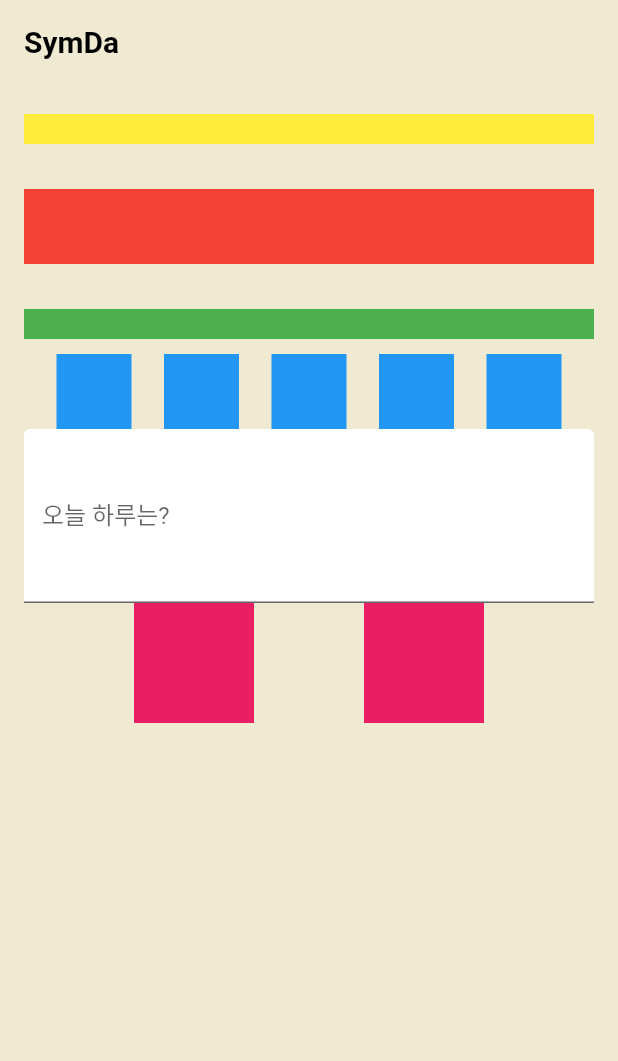
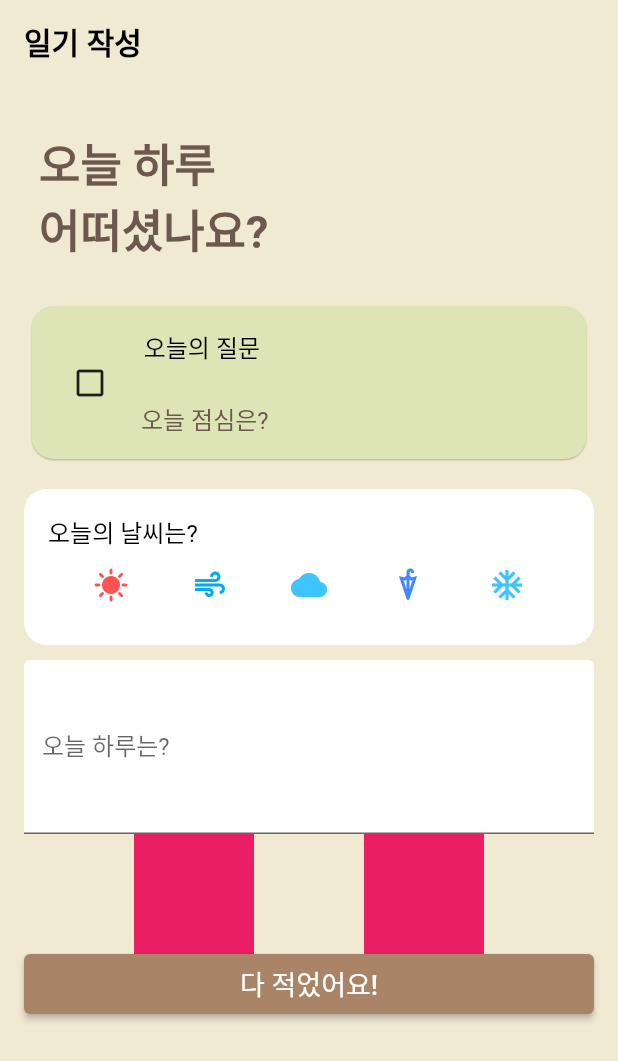
Before and after one commit to 2022-SiliconValleyInternship-Team-K/SymDA-frontend, a Flutter app: the Screen5A screen opened directly, on a phone screen of 412 x 824 dp. Shown: the top 1061 px of the screen. Run offline on Flutter 3.47's test engine with Material 2 defaults, Android fonts, the phone set to English and light mode, and no system bars; our stand-ins replace file, font_awesome_flutter, google_fonts, image_picker; Roboto replaces fonts that are missing (NanumSquare).

Commit message:
일기 작성 화면

```diff
--- a/lib/screens/5Awriting/Screen5A.dart
+++ b/lib/screens/5Awriting/Screen5A.dart
@@ -1,6 +1,10 @@
 import 'package:flutter/material.dart';
-import 'package:flutter/cupertino.dart';
-import 'package:font_awesome_flutter/font_awesome_flutter.dart';
+// import 'package:flutter/cupertino.dart';
+import 'package:symda_application_1/screens/5Awriting/components/dailyQ.dart';
+import 'package:symda_application_1/screens/5Awriting/components/doneButton.dart';
+import 'package:symda_application_1/screens/5Awriting/components/headerText.dart';
+import 'package:symda_application_1/screens/5Awriting/components/weather.dart';
+import 'package:symda_application_1/screens/5Awriting/components/writingField.dart';
 
 class Screen5A extends StatelessWidget {
   const Screen5A({Key? key}) : super(key: key);
@@ -9,41 +13,24 @@ class Screen5A extends StatelessWidget {
   Widget build(BuildContext context) {
     return Scaffold(
       appBar: AppBar(
-        title: Text('SymDa'),
+        title: Text('일기 작성'),
       ),
       body: Center(
         child: Padding(
           padding: EdgeInsets.symmetric(vertical: 20, horizontal: 16),
-          child: Column(children: [
-            _HowDay('오늘 하루\n어떠셨나요?'),
-            SizedBox(
-              height: 30,
-            ),
-            _dailyQ(),
-            SizedBox(
-              height: 30,
-            ),
-            _weatherQ('오늘의 날씨는?'),
-            SizedBox(
-              height: 10,
-            ),
-            Row(
-              mainAxisAlignment: MainAxisAlignment.spaceEvenly,
-              children: [
-                _weather('맑음', FontAwesomeIcons.sun),
-                _weather('구름', FontAwesomeIcons.cloudSun),
-                _weather('흐림', FontAwesomeIcons.cloud),
-                _weather('비', FontAwesomeIcons.cloudRain),
-                _weather('눈', FontAwesomeIcons.snowflake),
-              ],
-            ),
+          child: ListView(children: [
+            HeaderText(),
+            DailyQ(), // 오늘의 질문
+            Weather(), // 오늘의 날씨는?
             TextFormField(
+              // 일기 작성란
               decoration: InputDecoration(
                   labelText: '오늘 하루는?', fillColor: Colors.white, filled: true),
               keyboardType: TextInputType.multiline,
               minLines: 4,
               maxLines: 5,
             ),
+            // WritingField(),
             Row(
               mainAxisAlignment: MainAxisAlignment.spaceEvenly,
               children: [
@@ -51,40 +38,12 @@ class Screen5A extends StatelessWidget {
                 _IMGfromCam(),
               ],
             ),
+            DoneButton(), // 작성 완료 버튼
           ]),
         ),
       ),
     );
   }
-}
-
-Widget _HowDay(String title) {
-  return Container(
-    color: Colors.yellow,
-    height: 20,
-  );
-}
-
-Widget _dailyQ() {
-  return Container(
-    color: Colors.red,
-    height: 50,
-  );
-}
-
-Widget _weatherQ(String title) {
-  return Container(
-    color: Colors.green,
-    height: 20,
-  );
-}
-
-Widget _weather(String title, IconData iconData) {
-  return Container(
-    color: Colors.blue,
-    height: 50,
-    width: 50,
-  );
 }
 
 Widget _IMGfromGal() {
--- /dev/null
+++ b/lib/screens/5Awriting/components/dailyQ.dart
@@ -0,0 +1,41 @@
+import 'package:flutter/material.dart';
+import 'package:symda_application_1/theme.dart';
+
+class DailyQ extends StatelessWidget {
+  const DailyQ({Key? key}) : super(key: key);
+
+  @override
+  Widget build(BuildContext context) {
+    return Card(
+      margin: EdgeInsets.symmetric(vertical: 10.0, horizontal: 5.0),
+      elevation: 0.5,
+      shape: RoundedRectangleBorder(borderRadius: BorderRadius.circular(15.0)),
+      color: Color(0xffDDE5B6),
+      child: Padding(
+        padding: EdgeInsets.all(15.0),
+        child: Row(children: [
+          IconButton(
+            // 오늘의 질문 체크 박스
+            icon: Icon(Icons.check_box_outline_blank_outlined),
+            onPressed: () {},
+          ),
+          Padding(padding: EdgeInsets.only(left: 10.0)),
+          Column(
+            children: [
+              Text(
+                '오늘의 질문 \n',
+                style: textTheme().bodyText2,
+                overflow: TextOverflow.ellipsis,
+              ),
+              Text(
+                '오늘 점심은?',
+                style: TextStyle(color: Color(0xff6C584C)),
+                overflow: TextOverflow.ellipsis,
+              ),
+            ],
+          )
+        ]),
+      ),
+    );
+  }
+}
--- /dev/null
+++ b/lib/screens/5Awriting/components/doneButton.dart
@@ -0,0 +1,45 @@
+import 'package:flutter/cupertino.dart';
+import 'package:flutter/gestures.dart';
+import 'package:flutter/material.dart';
+import 'package:flutter/src/foundation/key.dart';
+import 'package:flutter/src/widgets/framework.dart';
+import 'package:symda_application_1/theme.dart';
+
+class DoneButton extends StatelessWidget {
+  final String? text;
+  final GestureTapCallback? press;
+  // final Color color;
+
+  const DoneButton({
+    Key? key,
+    this.text,
+    this.press,
+  }) : super(key: key);
+
+  @override
+  Widget build(BuildContext context) {
+    return SizedBox(
+      width: 60,
+      height: 40,
+      child: ElevatedButton(
+        onPressed: () {
+          Navigator.pushNamed(context, '/b');
+        },
+        child: Center(
+          child: Text(
+            "다 적었어요!",
+            style: TextStyle(
+              color: Colors.white,
+              fontFamily: "NanumSquare",
+              fontSize: 18.0,
+            ),
+          ),
+        ),
+        style: ElevatedButton.styleFrom(
+          primary: theme().primaryColor,
+          // padding: EdgeInsets.all(16),
+        ),
+      ),
+    );
+  }
+}
--- /dev/null
+++ b/lib/screens/5Awriting/components/headerText.dart
@@ -0,0 +1,30 @@
+import 'package:flutter/material.dart';
+import 'package:font_awesome_flutter/font_awesome_flutter.dart';
+import 'package:symda_application_1/theme.dart';
+
+class HeaderText extends StatelessWidget {
+  const HeaderText({Key? key}) : super(key: key);
+
+  @override
+  Widget build(BuildContext context) {
+    return Card(
+      margin: EdgeInsets.symmetric(vertical: 10.0, horizontal: 10.0),
+      elevation: 0.0,
+      shape: RoundedRectangleBorder(borderRadius: BorderRadius.circular(0.0)),
+      color: Color(0xffF0EAD2),
+      child: Padding(
+        padding: EdgeInsets.only(bottom: 10.0),
+        child: Row(children: [
+          Text(
+            '오늘 하루\n어떠셨나요?',
+            style: TextStyle(
+              fontSize: 30.0,
+              color: Color(0xff6C584C),
+              fontWeight: FontWeight.bold,
+            ),
+          ),
+        ]),
+      ),
+    );
+  }
+}
--- /dev/null
+++ b/lib/screens/5Awriting/components/weather.dart
@@ -0,0 +1,64 @@
+import 'package:flutter/material.dart';
+import 'package:font_awesome_flutter/font_awesome_flutter.dart';
+import 'package:symda_application_1/theme.dart';
+
+class Weather extends StatefulWidget {
+  @override
+  State<StatefulWidget> createState() {
+    return new WeatherState();
+  }
+}
+
+class WeatherState extends State<Weather> {
+  // const Weather({Key? key}) : super(key: key);
+
+  bool isPressed = false;
+
+  @override
+  Widget build(BuildContext context) {
+    return Card(
+      margin: EdgeInsets.symmetric(vertical: 10.0, horizontal: 0.0),
+      elevation: 0,
+      shape: RoundedRectangleBorder(borderRadius: BorderRadius.circular(15.0)),
+      child: Padding(
+          padding: EdgeInsets.all(16.0),
+          child: Column(
+            crossAxisAlignment: CrossAxisAlignment.start,
+            children: [
+              Text(
+                '오늘의 날씨는?',
+                style: textTheme().bodyText1,
+                overflow: TextOverflow.ellipsis,
+              ),
+              Row(mainAxisAlignment: MainAxisAlignment.spaceEvenly, children: [
+                IconButton(
+                  icon: Icon(Icons.sunny),
+                  color: Colors.redAccent,
+                  onPressed: () {},
+                ),
+                IconButton(
+                  icon: Icon(Icons.air),
+                  color: Colors.lightBlue,
+                  onPressed: () {},
+                ),
+                IconButton(
+                  icon: Icon(Icons.cloud),
+                  color: Colors.lightBlueAccent,
+                  onPressed: () {},
+                ),
+                IconButton(
+                  icon: Icon(Icons.umbrella),
+                  color: Colors.blueAccent,
+                  onPressed: () {},
+                ),
+                IconButton(
+                  icon: Icon(Icons.ac_unit),
+                  color: Colors.lightBlueAccent,
+                  onPressed: () {},
+                ),
+              ]),
+            ],
+          )),
+    );
+  }
+}
--- /dev/null
+++ b/lib/screens/5Awriting/components/writingField.dart
@@ -0,0 +1,25 @@
+// 텍스트필드를 따로 작성하면 좋을 것 같아서 따로 파일을 만들었는데
+// 계속 오류가 나서 Screen5A에 바로 텍스트필드를 넣었습니다.
+
+import 'package:flutter/material.dart';
+
+class WritingField extends StatelessWidget {
+  const WritingField({Key? key}) : super(key: key);
+
+  @override
+  Widget build(BuildContext context) {
+    return Scaffold(
+        body: SingleChildScrollView(
+            child: ListView(
+      children: [
+        TextField(
+          decoration: InputDecoration(
+              labelText: '오늘 하루는?', fillColor: Colors.white, filled: true),
+          keyboardType: TextInputType.multiline,
+          minLines: 4,
+          maxLines: 5,
+        ),
+      ],
+    )));
+  }
+}
```
Also changed, not shown: lib/screens/5Awriting/components/imageGal.dart (added, +13 -0 lines).
